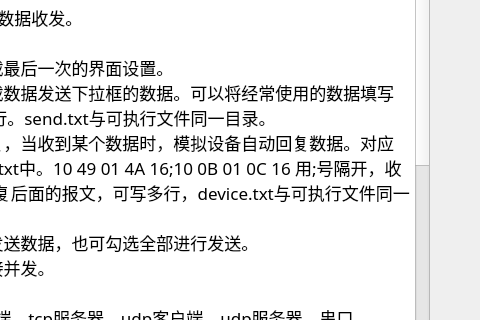
whx110123/nettool, file form/dialogintroduction.ui: the form before one commit; both pictures show x 231 to 711 and y 141 to 461 of the 711 by 666 pixel window.
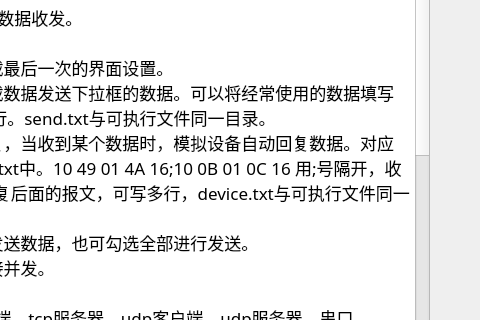
The form after the commit.

Patch:
```diff
--- a/form/dialogintroduction.ui
+++ b/form/dialogintroduction.ui
@@ -108,7 +108,10 @@
 
 版本[1.09] 20200607
 1.103 ASDU10支持对ASCII 8位码的解析
-2.104 增加ASDU167(定值召唤等扩展功能)的解析</string>
+2.104 增加ASDU167(定值召唤等扩展功能)的解析
+
+版本[1.10] 20200608
+1.增加高级功能：报文调试,可以根据收到的报文模拟回复的报文</string>
      </property>
     </widget>
    </item>
```
